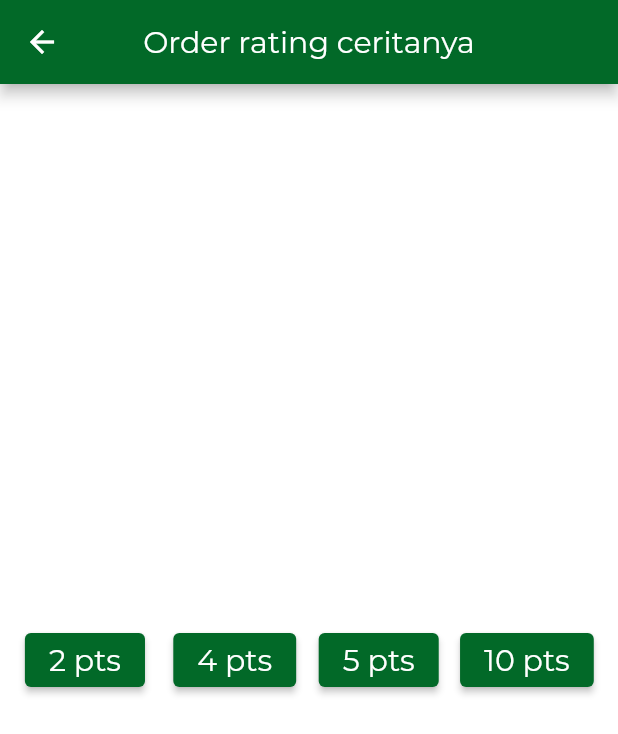
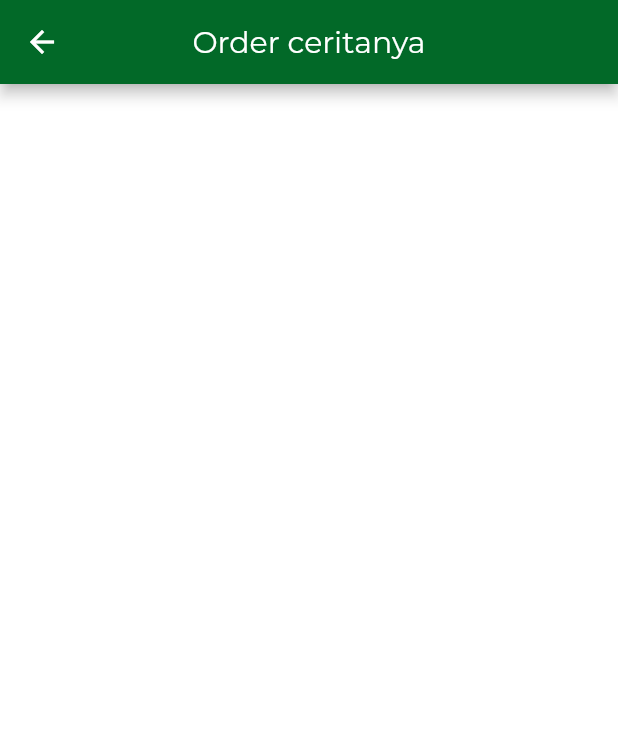
Before and after one commit to rannnayy/Milestone02_K29, a Flutter app: the OrderRating screen opened directly, on a phone screen of 412 x 824 dp. Shown: the top 734 px of the screen. Run offline on Flutter 3.47's test engine with Material 2 defaults, Android fonts, the phone set to English and light mode, and no system bars; missing offline and left inert: dart:ffi; project files that could hold a hidden picture were left out.

Commit message:
Revert "Modified order_rating.dart, added points button"
This reverts commit c61c8e08

```diff
--- a/src/clean_out_co/lib/pages/order_rating.dart
+++ b/src/clean_out_co/lib/pages/order_rating.dart
@@ -15,78 +15,9 @@ class _OrderRatingState extends State<OrderRating> {
     return Scaffold(
         appBar: AppBar(
           backgroundColor: MyColors.greenColor,
-          title: Text('Order rating ceritanya'),
+          title: Text('Order ceritanya'),
           centerTitle: true,
-        ),
-        body: Stack(
-          children: <Widget>[
-           twoptsButton(),
-            fourptsButton(),
-            fiveptsButton(),
-            tenptsButton(),
-          ]
-        ),
-
+        )
     );
   }
 }
-
-Widget twoptsButton() {
-  return Align(
-    alignment: Alignment(-0.9, 0.0),
-    child: ElevatedButton(
-      child: Text(
-        '2 pts',
-        style: TextStyle(fontSize: 20),
-      ),
-      onPressed: () {
-        print('Pressed');
-      },
-    ),
-  );
-}
-
-Widget fourptsButton() {
-  return Align(
-    alignment: Alignment(-0.3, 0.0),
-    child: ElevatedButton(
-      child: Text(
-        '4 pts',
-        style: TextStyle(fontSize: 20),
-      ),
-      onPressed: () {
-        print('Pressed');
-      },
-    ),
-  );
-}
-
-Widget fiveptsButton() {
-  return Align(
-    alignment: Alignment(0.28, 0.0),
-    child: ElevatedButton(
-      child: Text(
-        '5 pts',
-        style: TextStyle(fontSize: 20),
-      ),
-      onPressed: () {
-        print('Pressed');
-      },
-    ),
-  );
-}
-
-Widget tenptsButton() {
-  return Align(
-    alignment: Alignment(0.9, 0.0),
-    child: ElevatedButton(
-      child: Text(
-        '10 pts',
-        style: TextStyle(fontSize: 20),
-      ),
-      onPressed: () {
-        print('Pressed');
-      },
-    ),
-  );
-}
```
Also changed, not shown: src/clean_out_co/lib/widget/bottom_nav_bar.dart (+32 -24 lines).
